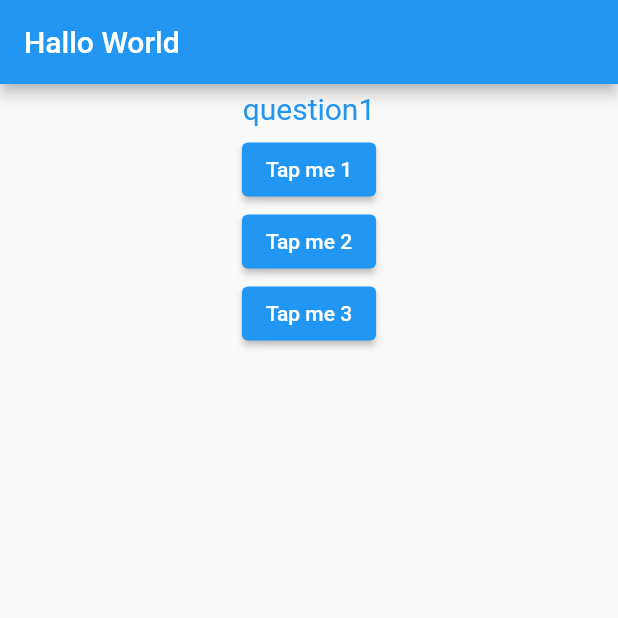
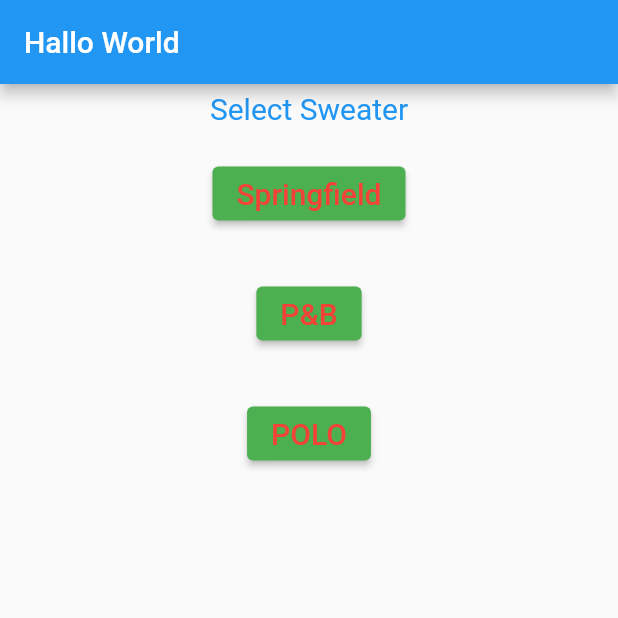
Before and after one commit to damyzo/MIS_Domasni, a Flutter app: the screen it shows after launch, on a phone screen of 412 x 824 dp, the top half of it. Run offline on Flutter 3.47's test engine with Material 2 defaults, Android fonts, the phone set to English and light mode, and no system bars.

Commit message:
clothes_answer.dart && main.dart update

```diff
--- a/lab_2/lib/clothes_answer.dart
+++ b/lab_2/lib/clothes_answer.dart
@@ -8,9 +8,13 @@ class ClothesAnswer extends StatelessWidget {
 
   @override
   Widget build(BuildContext context) {
-    return ElevatedButton(
-      child: Text(answerText),
-      onPressed: () => _func(),
+    return Padding(
+      padding: const EdgeInsets.all(16.0),
+        child:ElevatedButton(
+      child: Text(answerText, style: const TextStyle(fontSize: 20, color: Colors.red),),
+      style: ElevatedButton.styleFrom(primary: Colors.green),
+      onPressed: () => _func(),)
+
     );
   }
 }
--- a/lab_2/lib/main.dart
+++ b/lab_2/lib/main.dart
@@ -24,7 +24,20 @@ class _MyAppState extends State<MyApp> {
     print("I was tapped");
   }
 
-  var questions = ['question1', 'question2', 'question3'];
+  var questions = [
+    {
+      'question': 'Select Sweater',
+      'answer': ['Springfield', 'P&B', 'POLO']
+    },
+    {
+      'question': 'Select Jeans',
+      'answer': ['Levis', 'Bershka', 'P&B']
+    },
+    {
+      'question': 'Select shoes',
+      'answer': ['Nike', 'Adidas']
+    }
+  ];
   var _questionIndex = 0;
 
   @override
@@ -37,10 +50,11 @@ class _MyAppState extends State<MyApp> {
         ),
         body: Column(
           children: [
-            ClothesQuestion(questions[_questionIndex]),
-            ClothesAnswer('Tap me 1', _iWasTapped),
-            ClothesAnswer('Tap me 2', _iWasTapped),
-            ClothesAnswer('Tap me 3', _iWasTapped),
+            ClothesQuestion(questions[_questionIndex]['question'].toString()),
+            ...(questions[_questionIndex]['answer'] as List<String>).map((answer){
+              return ClothesAnswer(answer, _iWasTapped);
+            }),
+
           ],
         ),
       ),
```
